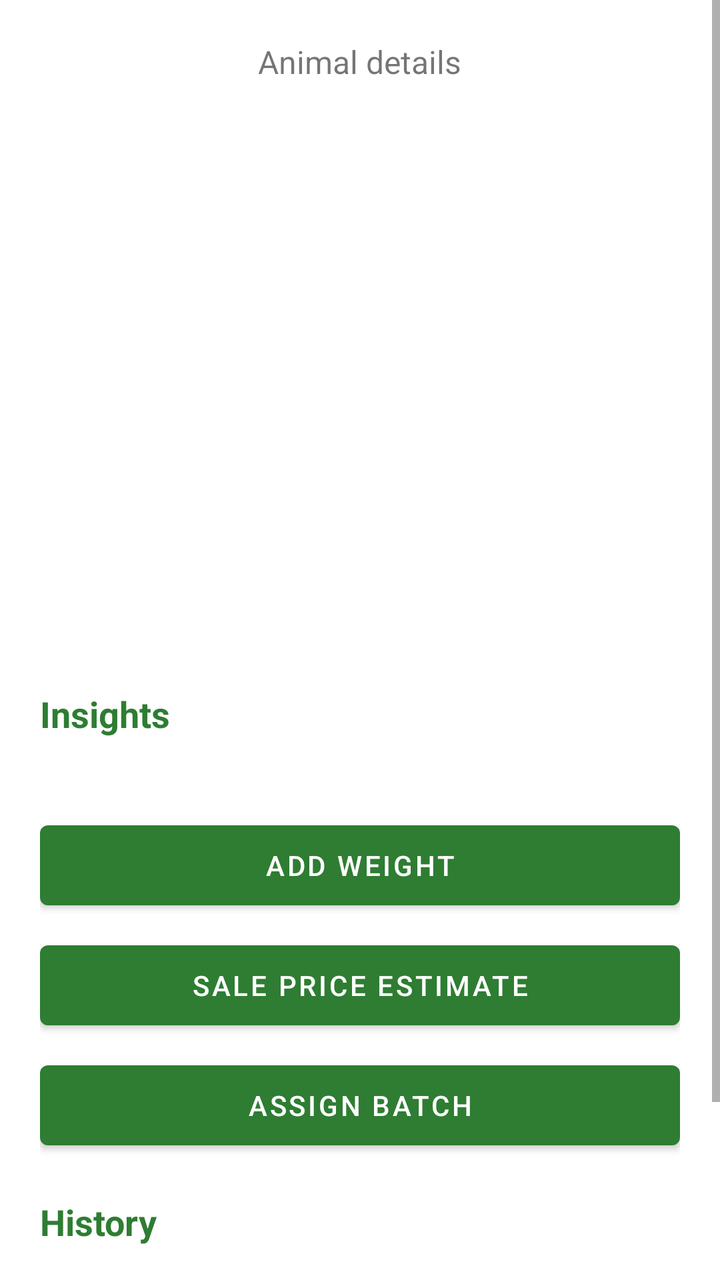
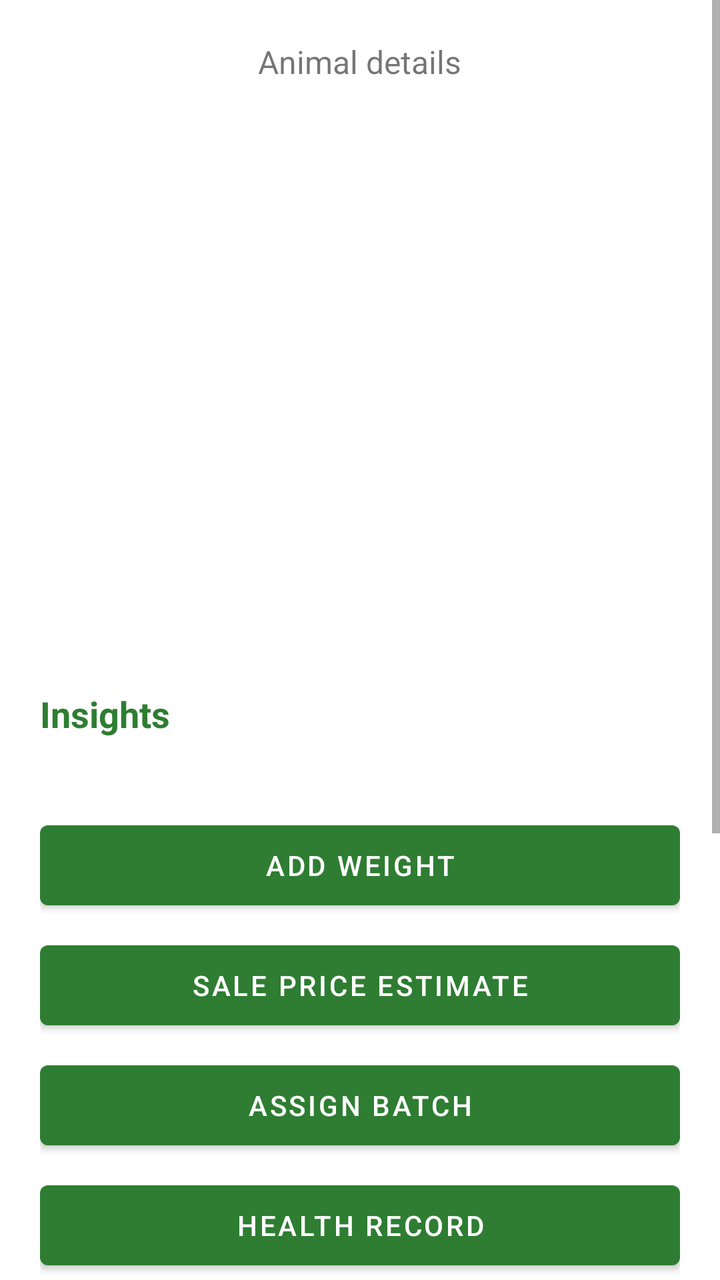

The first picture is an Android layout as it rendered before a commit; the second is the same layout after the commit. The layout source and the unified diff follow.
<!-- AndroidManifest.xml: application theme Theme.GaiKhamar -->
<!-- res/layout/activity_animal_detail.xml -->
<?xml version="1.0" encoding="utf-8"?>
<ScrollView xmlns:android="http://schemas.android.com/apk/res/android"
    android:layout_width="match_parent"
    android:layout_height="match_parent">

    <LinearLayout
        android:layout_width="match_parent"
        android:layout_height="wrap_content"
        android:gravity="center_horizontal"
        android:orientation="vertical"
        android:padding="20dp">

        <TextView
            android:layout_width="wrap_content"
            android:layout_height="wrap_content"
            android:text="@string/animal_details"
            android:textSize="16sp" />

        <TextView
            android:id="@+id/tvId"
            android:layout_width="wrap_content"
            android:layout_height="wrap_content"
            android:textColor="@color/green_700"
            android:textSize="28sp"
            android:textStyle="bold" />

        <ImageView
            android:id="@+id/ivQr"
            android:layout_width="200dp"
            android:layout_height="200dp"
            android:layout_marginTop="12dp"
            android:contentDescription="@string/qr_code" />

        <TextView
            android:id="@+id/tvDetails"
            android:layout_width="match_parent"
            android:layout_height="wrap_content"
            android:layout_marginTop="16dp"
            android:lineSpacingExtra="6dp"
            android:textSize="16sp" />

        <TextView
            android:id="@+id/tvInsightsTitle"
            android:layout_width="match_parent"
            android:layout_height="wrap_content"
            android:layout_marginTop="16dp"
            android:text="@string/insights"
            android:textColor="@color/green_700"
            android:textSize="18sp"
            android:textStyle="bold" />

        <TextView
            android:id="@+id/tvInsights"
            android:layout_width="match_parent"
            android:layout_height="wrap_content"
            android:layout_marginTop="4dp"
            android:lineSpacingExtra="6dp"
            android:textSize="16sp" />

        <LinearLayout
            android:id="@+id/groupBeefActions"
            android:layout_width="match_parent"
            android:layout_height="wrap_content"
            android:layout_marginTop="12dp"
            android:orientation="vertical">

            <com.google.android.material.button.MaterialButton
                android:id="@+id/btnAddWeight"
                android:layout_width="match_parent"
                android:layout_height="52dp"
                android:text="@string/add_weight" />

            <com.google.android.material.button.MaterialButton
                android:id="@+id/btnSalePrice"
                android:layout_width="match_parent"
                android:layout_height="52dp"
                android:layout_marginTop="8dp"
                android:text="@string/set_sale_price" />

            <com.google.android.material.button.MaterialButton
                android:id="@+id/btnAssignBatch"
                android:layout_width="match_parent"
                android:layout_height="52dp"
                android:layout_marginTop="8dp"
                android:text="@string/assign_batch" />
        </LinearLayout>

        <LinearLayout
            android:id="@+id/groupDairyActions"
            android:layout_width="match_parent"
            android:layout_height="wrap_content"
            android:layout_marginTop="12dp"
            android:orientation="vertical"
            android:visibility="gone">

            <com.google.android.material.button.MaterialButton
                android:id="@+id/btnHeat"
                android:layout_width="match_parent"
                android:layout_height="52dp"
                android:text="@string/record_heat" />

            <com.google.android.material.button.MaterialButton
                android:id="@+id/btnInsemination"
                android:layout_width="match_parent"
                android:layout_height="52dp"
                android:layout_marginTop="8dp"
                android:text="@string/record_insemination" />

            <com.google.android.material.button.MaterialButton
                android:id="@+id/btnPregCheck"
                android:layout_width="match_parent"
                android:layout_height="52dp"
                android:layout_marginTop="8dp"
                android:text="@string/pregnancy_check" />

            <com.google.android.material.button.MaterialButton
                android:id="@+id/btnCalving"
                android:layout_width="match_parent"
                android:layout_height="52dp"
                android:layout_marginTop="8dp"
                android:text="@string/record_calving" />

            <com.google.android.material.button.MaterialButton
                android:id="@+id/btnDryOff"
                style="@style/Widget.MaterialComponents.Button.OutlinedButton"
                android:layout_width="match_parent"
                android:layout_height="52dp"
                android:layout_marginTop="8dp"
                android:text="@string/dry_off" />
        </LinearLayout>

        <TextView
            android:layout_width="match_parent"
            android:layout_height="wrap_content"
            android:layout_marginTop="20dp"
            android:text="@string/history"
            android:textColor="@color/green_700"
            android:textSize="18sp"
            android:textStyle="bold" />

        <TextView
            android:id="@+id/tvHistory"
            android:layout_width="match_parent"
            android:layout_height="wrap_content"
            android:layout_marginTop="4dp"
            android:lineSpacingExtra="6dp"
            android:textSize="15sp" />

        <com.google.android.material.button.MaterialButton
            android:id="@+id/btnBack"
            style="@style/Widget.MaterialComponents.Button.OutlinedButton"
            android:layout_width="match_parent"
            android:layout_height="56dp"
            android:layout_marginTop="20dp"
            android:text="@string/back" />
    </LinearLayout>
</ScrollView>
<!-- resources referenced by this layout -->
<resources>
  <color name="green_700">#2E7D32</color>
  <string name="add_weight">Add weight</string>
  <string name="animal_details">Animal details</string>
  <string name="assign_batch">Assign batch</string>
  <string name="back">Back</string>
  <string name="dry_off">Dry off</string>
  <string name="history">History</string>
  <string name="insights">Insights</string>
  <string name="pregnancy_check">Pregnancy check</string>
  <string name="qr_code">QR code</string>
  <string name="record_calving">Record calving</string>
  <string name="record_heat">Record heat</string>
  <string name="record_insemination">Record insemination</string>
  <string name="set_sale_price">Sale price estimate</string>
  <style name="Theme.GaiKhamar" parent="Theme.MaterialComponents.Light.NoActionBar">
          <item name="colorPrimary">@color/green_700</item>
          <item name="colorPrimaryVariant">@color/green_900</item>
          <item name="colorOnPrimary">@color/white</item>
          <item name="colorSecondary">@color/amber_700</item>
          <item name="colorOnSecondary">@color/black</item>
          <item name="android:statusBarColor">@color/green_900</item>
      </style>
  <color name="green_900">#1B5E20</color>
  <color name="white">#FFFFFFFF</color>
  <color name="amber_700">#FFA000</color>
  <color name="black">#FF000000</color>
</resources>

<!-- the commit's change to res/layout/activity_animal_detail.xml (unified diff, before → after) -->
@@ -129,6 +129,43 @@
                 android:text="@string/dry_off" />
         </LinearLayout>
 
+        <LinearLayout
+            android:id="@+id/groupCommonActions"
+            android:layout_width="match_parent"
+            android:layout_height="wrap_content"
+            android:layout_marginTop="8dp"
+            android:orientation="vertical">
+
+            <com.google.android.material.button.MaterialButton
+                android:id="@+id/btnHealthRecord"
+                android:layout_width="match_parent"
+                android:layout_height="52dp"
+                android:text="@string/health_record" />
+
+            <com.google.android.material.button.MaterialButton
+                android:id="@+id/btnQuarantine"
+                style="@style/Widget.MaterialComponents.Button.OutlinedButton"
+                android:layout_width="match_parent"
+                android:layout_height="52dp"
+                android:layout_marginTop="8dp" />
+
+            <com.google.android.material.button.MaterialButton
+                android:id="@+id/btnRecovered"
+                style="@style/Widget.MaterialComponents.Button.OutlinedButton"
+                android:layout_width="match_parent"
+                android:layout_height="52dp"
+                android:layout_marginTop="8dp"
+                android:text="@string/mark_recovered" />
+
+            <com.google.android.material.button.MaterialButton
+                android:id="@+id/btnSell"
+                style="@style/Widget.MaterialComponents.Button.OutlinedButton"
+                android:layout_width="match_parent"
+                android:layout_height="52dp"
+                android:layout_marginTop="8dp"
+                android:text="@string/sell_animal" />
+        </LinearLayout>
+
         <TextView
             android:layout_width="match_parent"
             android:layout_height="wrap_content"
<!-- resource entries referenced after the edit -->
@@ -6,13 +6,16 @@
   <string name="assign_batch">Assign batch</string>
   <string name="back">Back</string>
   <string name="dry_off">Dry off</string>
+  <string name="health_record">Health record</string>
   <string name="history">History</string>
   <string name="insights">Insights</string>
+  <string name="mark_recovered">Mark recovered</string>
   <string name="pregnancy_check">Pregnancy check</string>
   <string name="qr_code">QR code</string>
   <string name="record_calving">Record calving</string>
   <string name="record_heat">Record heat</string>
   <string name="record_insemination">Record insemination</string>
+  <string name="sell_animal">Sell animal</string>
   <string name="set_sale_price">Sale price estimate</string>
   <style name="Theme.GaiKhamar" parent="Theme.MaterialComponents.Light.NoActionBar">
           <item name="colorPrimary">@color/green_700</item>
